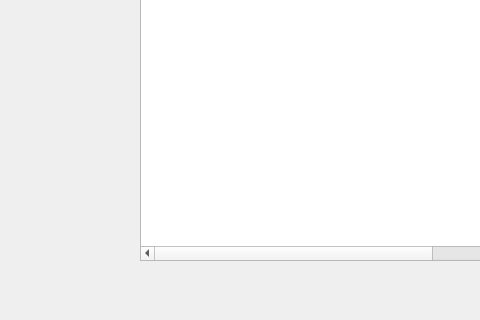
The window that src/hyperctui/ui/select_tof_regions.ui (ornlneutronimaging/HyperCTui) describes before a commit, drawn with Qt 5; both pictures show x 0 to 480 and y 750 to 1070 of the 679 by 1070 pixel window.
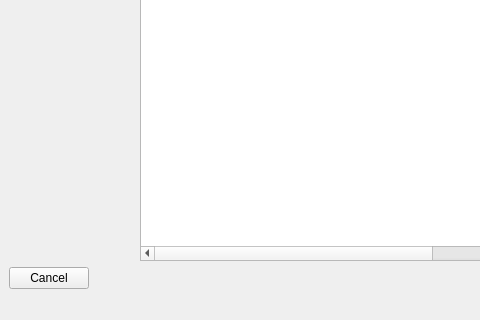
The same window after the commit.

Commit message: working on providing option to cancel tof selection. this refs #58

The edit to the form file:
```diff
--- a/src/hyperctui/ui/select_tof_regions.ui
+++ b/src/hyperctui/ui/select_tof_regions.ui
@@ -261,6 +261,13 @@
     </item>
     <item>
      <layout class="QHBoxLayout" name="horizontalLayout">
+      <item>
+       <widget class="QPushButton" name="pushButton_2">
+        <property name="text">
+         <string>Cancel</string>
+        </property>
+       </widget>
+      </item>
       <item>
        <spacer name="horizontalSpacer">
         <property name="orientation">
```
Left out of the diff: 37 changed lines with no effect on the pictures. The commit also changes 2 other files.
